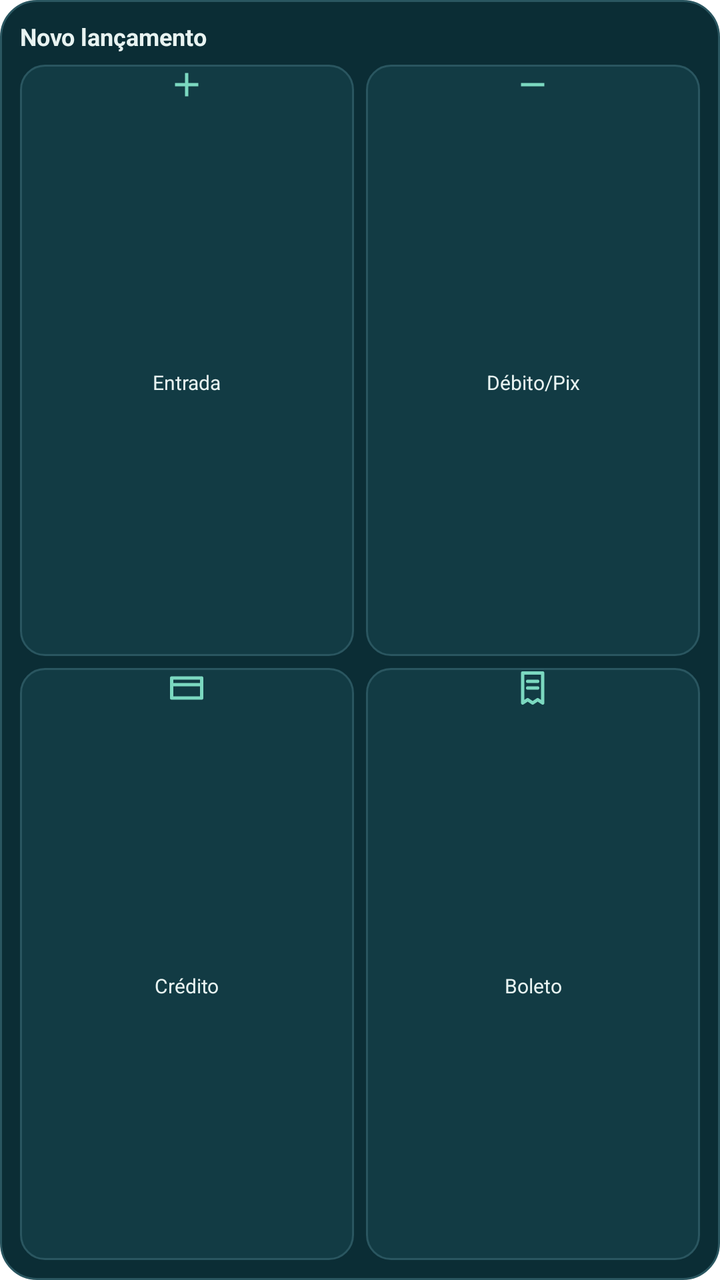
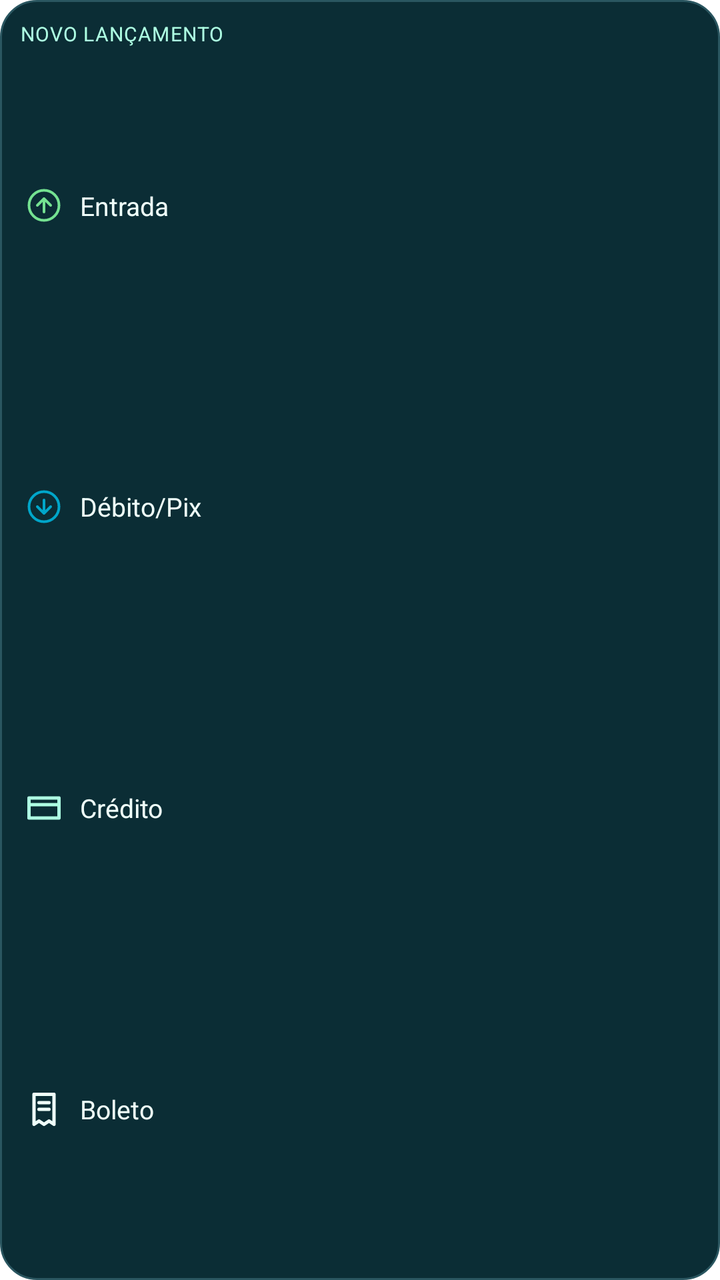

Before-and-after screenshots of an Android layout around one commit, followed by the original layout XML and the change that was made.
<!-- AndroidManifest.xml: fallback theme Theme.MaterialComponents.DayNight.NoActionBar -->
<!-- res/layout/grana_central_widget.xml -->
<?xml version="1.0" encoding="utf-8"?>
<LinearLayout xmlns:android="http://schemas.android.com/apk/res/android"
    android:id="@+id/grana_central_raiz"
    android:layout_width="match_parent"
    android:layout_height="match_parent"
    android:background="@drawable/grana_widget_card"
    android:orientation="vertical"
    android:padding="10dp">

  <TextView
      android:layout_width="match_parent"
      android:layout_height="wrap_content"
      android:layout_marginBottom="6dp"
      android:text="@string/grana_central_titulo"
      android:textColor="@color/grana_widget_texto"
      android:textSize="12sp"
      android:textStyle="bold"
      android:maxLines="1" />

  <LinearLayout
      android:layout_width="match_parent"
      android:layout_height="0dp"
      android:layout_weight="1"
      android:orientation="horizontal">

    <TextView
        android:id="@+id/grana_central_entrada"
        android:layout_width="0dp"
        android:layout_height="match_parent"
        android:layout_weight="1"
        android:layout_marginEnd="3dp"
        android:background="@drawable/grana_widget_acao"
        android:drawableTop="@drawable/ic_grana_widget_entrada"
        android:drawablePadding="2dp"
        android:gravity="center"
        android:text="@string/grana_central_entrada"
        android:textColor="@color/grana_widget_texto"
        android:textSize="10sp"
        android:maxLines="1" />

    <TextView
        android:id="@+id/grana_central_saida"
        android:layout_width="0dp"
        android:layout_height="match_parent"
        android:layout_weight="1"
        android:layout_marginStart="3dp"
        android:background="@drawable/grana_widget_acao"
        android:drawableTop="@drawable/ic_grana_widget_saida"
        android:drawablePadding="2dp"
        android:gravity="center"
        android:text="@string/grana_central_saida"
        android:textColor="@color/grana_widget_texto"
        android:textSize="10sp"
        android:maxLines="1" />
  </LinearLayout>

  <LinearLayout
      android:layout_width="match_parent"
      android:layout_height="0dp"
      android:layout_weight="1"
      android:layout_marginTop="6dp"
      android:orientation="horizontal">

    <TextView
        android:id="@+id/grana_central_credito"
        android:layout_width="0dp"
        android:layout_height="match_parent"
        android:layout_weight="1"
        android:layout_marginEnd="3dp"
        android:background="@drawable/grana_widget_acao"
        android:drawableTop="@drawable/ic_grana_widget_credito"
        android:drawablePadding="2dp"
        android:gravity="center"
        android:text="@string/grana_central_credito"
        android:textColor="@color/grana_widget_texto"
        android:textSize="10sp"
        android:maxLines="1" />

    <TextView
        android:id="@+id/grana_central_boleto"
        android:layout_width="0dp"
        android:layout_height="match_parent"
        android:layout_weight="1"
        android:layout_marginStart="3dp"
        android:background="@drawable/grana_widget_acao"
        android:drawableTop="@drawable/ic_grana_widget_boleto"
        android:drawablePadding="2dp"
        android:gravity="center"
        android:text="@string/grana_central_boleto"
        android:textColor="@color/grana_widget_texto"
        android:textSize="10sp"
        android:maxLines="1" />
  </LinearLayout>
</LinearLayout>
<!-- resources referenced by this layout -->
<resources>
  <color name="grana_widget_texto">#E8F3F1</color>
  <!-- drawable grana_widget_acao (drawable) -->
  <?xml version="1.0" encoding="utf-8"?>
  <shape xmlns:android="http://schemas.android.com/apk/res/android" android:shape="rectangle">
    <solid android:color="@color/grana_widget_superficie_alta" />
    <stroke android:width="1dp" android:color="@color/grana_widget_regra" />
    <corners android:radius="12dp" />
  </shape>
  <!-- drawable grana_widget_card (drawable) -->
  <?xml version="1.0" encoding="utf-8"?>
  <shape xmlns:android="http://schemas.android.com/apk/res/android" android:shape="rectangle">
    <solid android:color="@color/grana_widget_superficie" />
    <stroke android:width="1dp" android:color="@color/grana_widget_regra" />
    <corners android:radius="18dp" />
  </shape>
  <!-- drawable ic_grana_widget_boleto (drawable) -->
  <vector xmlns:android="http://schemas.android.com/apk/res/android" android:width="20dp" android:height="20dp" android:viewportWidth="24" android:viewportHeight="24">
    <path android:fillColor="@android:color/transparent" android:strokeColor="@color/grana_widget_menta" android:strokeWidth="2" android:strokeLineCap="round" android:strokeLineJoin="round" android:pathData="M6,3L18,3L18,21L15,19L12,21L9,19L6,21zM9,8L15,8M9,12L15,12" />
  </vector>
  <!-- drawable ic_grana_widget_credito (drawable) -->
  <vector xmlns:android="http://schemas.android.com/apk/res/android" android:width="20dp" android:height="20dp" android:viewportWidth="24" android:viewportHeight="24">
    <path android:fillColor="@android:color/transparent" android:strokeColor="@color/grana_widget_menta" android:strokeWidth="2" android:strokeLineJoin="round" android:pathData="M3,6L21,6L21,18L3,18zM3,10L21,10" />
  </vector>
  <!-- drawable ic_grana_widget_entrada (drawable) -->
  <vector xmlns:android="http://schemas.android.com/apk/res/android" android:width="20dp" android:height="20dp" android:viewportWidth="24" android:viewportHeight="24">
    <path android:fillColor="@color/grana_widget_menta" android:pathData="M11,5h2v14h-2zM5,11h14v2H5z" />
  </vector>
  <!-- drawable ic_grana_widget_saida (drawable) -->
  <vector xmlns:android="http://schemas.android.com/apk/res/android" android:width="20dp" android:height="20dp" android:viewportWidth="24" android:viewportHeight="24">
    <path android:fillColor="@color/grana_widget_menta" android:pathData="M5,11h14v2H5z" />
  </vector>
  <string name="grana_central_boleto">Boleto</string>
  <string name="grana_central_credito">Crédito</string>
  <string name="grana_central_entrada">Entrada</string>
  <string name="grana_central_saida">Débito/Pix</string>
  <string name="grana_central_titulo">Novo lançamento</string>
  <color name="grana_widget_superficie_alta">#123B44</color>
  <color name="grana_widget_regra">#2A5660</color>
  <color name="grana_widget_superficie">#0B2D35</color>
  <color name="grana_widget_menta">#7BD8C0</color>
</resources>

<!-- the commit's change to res/layout/grana_central_widget.xml (unified diff, before → after) -->
@@ -10,85 +10,67 @@
   <TextView
       android:layout_width="match_parent"
       android:layout_height="wrap_content"
-      android:layout_marginBottom="6dp"
+      android:layout_marginBottom="4dp"
       android:text="@string/grana_central_titulo"
-      android:textColor="@color/grana_widget_texto"
-      android:textSize="12sp"
-      android:textStyle="bold"
+      android:textColor="@color/grana_widget_menta"
+      android:textSize="10sp"
+      android:letterSpacing="0.04"
+      android:textAllCaps="true"
       android:maxLines="1" />
 
-  <LinearLayout
+  <TextView
+      android:id="@+id/grana_central_entrada"
       android:layout_width="match_parent"
       android:layout_height="0dp"
       android:layout_weight="1"
-      android:orientation="horizontal">
+      android:gravity="center_vertical"
+      android:drawableStart="@drawable/ic_grana_widget_entrada"
+      android:drawablePadding="8dp"
+      android:paddingHorizontal="2dp"
+      android:text="@string/grana_central_entrada"
+      android:textColor="@color/grana_widget_texto"
+      android:textSize="13sp"
+      android:maxLines="1" />
 
-    <TextView
-        android:id="@+id/grana_central_entrada"
-        android:layout_width="0dp"
-        android:layout_height="match_parent"
-        android:layout_weight="1"
-        android:layout_marginEnd="3dp"
-        android:background="@drawable/grana_widget_acao"
-        android:drawableTop="@drawable/ic_grana_widget_entrada"
-        android:drawablePadding="2dp"
-        android:gravity="center"
-        android:text="@string/grana_central_entrada"
-        android:textColor="@color/grana_widget_texto"
-        android:textSize="10sp"
-        android:maxLines="1" />
-
-    <TextView
-        android:id="@+id/grana_central_saida"
-        android:layout_width="0dp"
-        android:layout_height="match_parent"
-        android:layout_weight="1"
-        android:layout_marginStart="3dp"
-        android:background="@drawable/grana_widget_acao"
-        android:drawableTop="@drawable/ic_grana_widget_saida"
-        android:drawablePadding="2dp"
-        android:gravity="center"
-        android:text="@string/grana_central_saida"
-        android:textColor="@color/grana_widget_texto"
-        android:textSize="10sp"
-        android:maxLines="1" />
-  </LinearLayout>
-
-  <LinearLayout
+  <TextView
+      android:id="@+id/grana_central_saida"
       android:layout_width="match_parent"
       android:layout_height="0dp"
       android:layout_weight="1"
-      android:layout_marginTop="6dp"
-      android:orientation="horizontal">
+      android:gravity="center_vertical"
+      android:drawableStart="@drawable/ic_grana_widget_saida"
+      android:drawablePadding="8dp"
+      android:paddingHorizontal="2dp"
+      android:text="@string/grana_central_saida"
+      android:textColor="@color/grana_widget_texto"
+      android:textSize="13sp"
+      android:maxLines="1" />
 
-    <TextView
-        android:id="@+id/grana_central_credito"
-        android:layout_width="0dp"
-        android:layout_height="match_parent"
-        android:layout_weight="1"
-        android:layout_marginEnd="3dp"
-        android:background="@drawable/grana_widget_acao"
-        android:drawableTop="@drawable/ic_grana_widget_credito"
-        android:drawablePadding="2dp"
-        android:gravity="center"
-        android:text="@string/grana_central_credito"
-        android:textColor="@color/grana_widget_texto"
-        android:textSize="10sp"
-        android:maxLines="1" />
+  <TextView
+      android:id="@+id/grana_central_credito"
+      android:layout_width="match_parent"
+      android:layout_height="0dp"
+      android:layout_weight="1"
+      android:gravity="center_vertical"
+      android:drawableStart="@drawable/ic_grana_widget_credito"
+      android:drawablePadding="8dp"
+      android:paddingHorizontal="2dp"
+      android:text="@string/grana_central_credito"
+      android:textColor="@color/grana_widget_texto"
+      android:textSize="13sp"
+      android:maxLines="1" />
 
-    <TextView
-        android:id="@+id/grana_central_boleto"
-        android:layout_width="0dp"
-        android:layout_height="match_parent"
-        android:layout_weight="1"
-        android:layout_marginStart="3dp"
-        android:background="@drawable/grana_widget_acao"
-        android:drawableTop="@drawable/ic_grana_widget_boleto"
-        android:drawablePadding="2dp"
-        android:gravity="center"
-        android:text="@string/grana_central_boleto"
-        android:textColor="@color/grana_widget_texto"
-        android:textSize="10sp"
-        android:maxLines="1" />
-  </LinearLayout>
+  <TextView
+      android:id="@+id/grana_central_boleto"
+      android:layout_width="match_parent"
+      android:layout_height="0dp"
+      android:layout_weight="1"
+      android:gravity="center_vertical"
+      android:drawableStart="@drawable/ic_grana_widget_boleto"
+      android:drawablePadding="8dp"
+      android:paddingHorizontal="2dp"
+      android:text="@string/grana_central_boleto"
+      android:textColor="@color/grana_widget_texto"
+      android:textSize="13sp"
+      android:maxLines="1" />
 </LinearLayout>
<!-- resource entries referenced after the edit -->
@@ -1,13 +1,6 @@
 <!-- resources referenced by this layout -->
 <resources>
-  <color name="grana_widget_texto">#E8F3F1</color>
-  <!-- drawable grana_widget_acao (drawable) -->
-  <?xml version="1.0" encoding="utf-8"?>
-  <shape xmlns:android="http://schemas.android.com/apk/res/android" android:shape="rectangle">
-    <solid android:color="@color/grana_widget_superficie_alta" />
-    <stroke android:width="1dp" android:color="@color/grana_widget_regra" />
-    <corners android:radius="12dp" />
-  </shape>
+  <color name="grana_widget_texto">#EFFFFA</color>
   <!-- drawable grana_widget_card (drawable) -->
   <?xml version="1.0" encoding="utf-8"?>
   <shape xmlns:android="http://schemas.android.com/apk/res/android" android:shape="rectangle">
@@ -17,7 +10,7 @@
   </shape>
   <!-- drawable ic_grana_widget_boleto (drawable) -->
   <vector xmlns:android="http://schemas.android.com/apk/res/android" android:width="20dp" android:height="20dp" android:viewportWidth="24" android:viewportHeight="24">
-    <path android:fillColor="@android:color/transparent" android:strokeColor="@color/grana_widget_menta" android:strokeWidth="2" android:strokeLineCap="round" android:strokeLineJoin="round" android:pathData="M6,3L18,3L18,21L15,19L12,21L9,19L6,21zM9,8L15,8M9,12L15,12" />
+    <path android:fillColor="@android:color/transparent" android:strokeColor="@color/grana_widget_texto" android:strokeWidth="2" android:strokeLineCap="round" android:strokeLineJoin="round" android:pathData="M6,3L18,3L18,21L15,19L12,21L9,19L6,21zM9,8L15,8M9,12L15,12" />
   </vector>
   <!-- drawable ic_grana_widget_credito (drawable) -->
   <vector xmlns:android="http://schemas.android.com/apk/res/android" android:width="20dp" android:height="20dp" android:viewportWidth="24" android:viewportHeight="24">
@@ -25,20 +18,23 @@
   </vector>
   <!-- drawable ic_grana_widget_entrada (drawable) -->
   <vector xmlns:android="http://schemas.android.com/apk/res/android" android:width="20dp" android:height="20dp" android:viewportWidth="24" android:viewportHeight="24">
-    <path android:fillColor="@color/grana_widget_menta" android:pathData="M11,5h2v14h-2zM5,11h14v2H5z" />
+    <path android:fillColor="@android:color/transparent" android:strokeColor="@color/grana_widget_entrada" android:strokeWidth="1.6" android:pathData="M3,12 A9,9 0 1,1 21,12 A9,9 0 1,1 3,12" />
+    <path android:fillColor="@android:color/transparent" android:strokeColor="@color/grana_widget_entrada" android:strokeWidth="1.6" android:strokeLineCap="round" android:strokeLineJoin="round" android:pathData="M12,16L12,8M8,12L12,8L16,12" />
   </vector>
   <!-- drawable ic_grana_widget_saida (drawable) -->
   <vector xmlns:android="http://schemas.android.com/apk/res/android" android:width="20dp" android:height="20dp" android:viewportWidth="24" android:viewportHeight="24">
-    <path android:fillColor="@color/grana_widget_menta" android:pathData="M5,11h14v2H5z" />
+    <path android:fillColor="@android:color/transparent" android:strokeColor="@color/grana_widget_saida" android:strokeWidth="1.6" android:pathData="M3,12 A9,9 0 1,1 21,12 A9,9 0 1,1 3,12" />
+    <path android:fillColor="@android:color/transparent" android:strokeColor="@color/grana_widget_saida" android:strokeWidth="1.6" android:strokeLineCap="round" android:strokeLineJoin="round" android:pathData="M12,8L12,16M8,12L12,16L16,12" />
   </vector>
   <string name="grana_central_boleto">Boleto</string>
   <string name="grana_central_credito">Crédito</string>
   <string name="grana_central_entrada">Entrada</string>
   <string name="grana_central_saida">Débito/Pix</string>
   <string name="grana_central_titulo">Novo lançamento</string>
-  <color name="grana_widget_superficie_alta">#123B44</color>
   <color name="grana_widget_regra">#2A5660</color>
+  <color name="grana_widget_entrada">#74E291</color>
+  <color name="grana_widget_saida">#00A6CA</color>
   <color name="grana_widget_superficie">#0B2D35</color>
-  <color name="grana_widget_menta">#7BD8C0</color>
+  <color name="grana_widget_menta">#AEFFE3</color>
 </resources>
 
